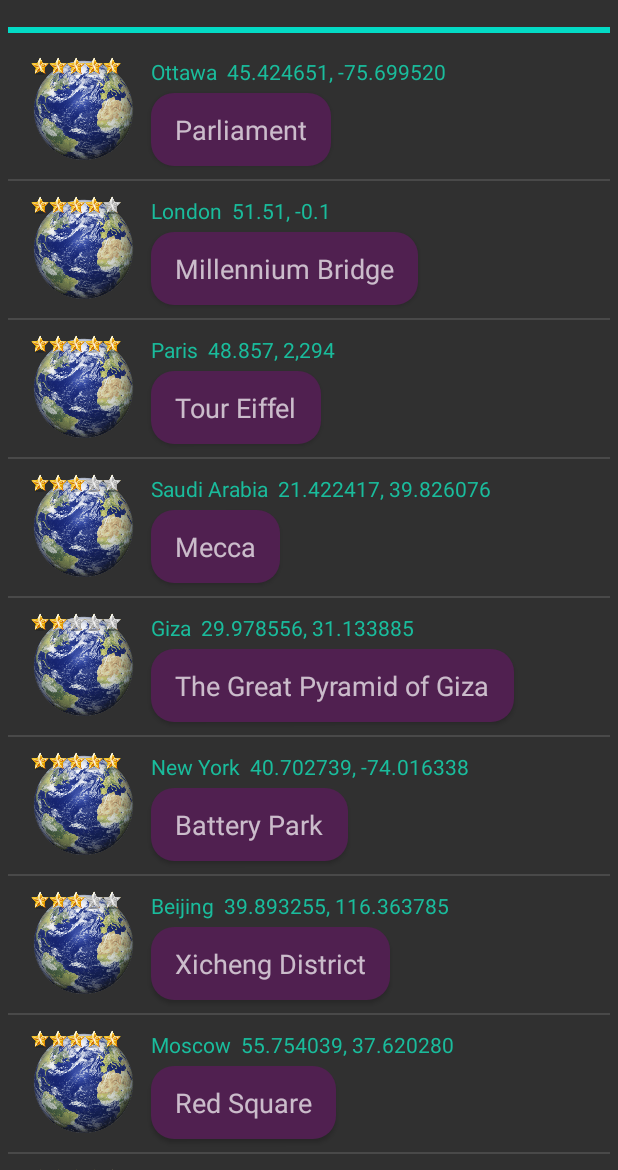
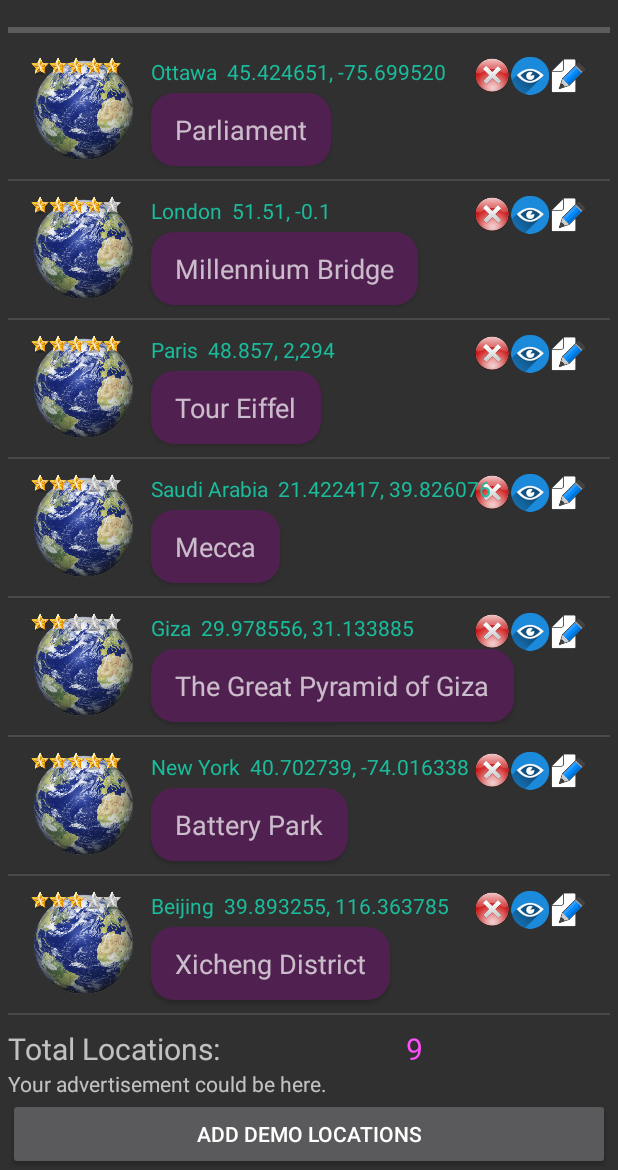
Before and after one commit to leun0090/nasa_earth_imagery_database, an Android app: the Activity3 screen opened directly, with no data from a screen before it, after a tap on "Choice 3", on a phone screen of 412 x 824 dp, the part 66-1236 px from its top. Run offline under Robolectric (Android 15) with nearby library versions, the phone set to English and light mode, and no system bars; 3 other taps on this screen came first.

Commit message:
Nasa_ver_10

```diff
--- a/app/src/main/java/com/example/nasaearthimagerydatabase/Activity3.java
+++ b/app/src/main/java/com/example/nasaearthimagerydatabase/Activity3.java
@@ -8,11 +8,11 @@ import androidx.appcompat.widget.Toolbar;
 import androidx.core.view.GravityCompat;
 import androidx.drawerlayout.widget.DrawerLayout;
 
-import android.annotation.SuppressLint;
+import android.animation.Animator;
+import android.animation.AnimatorListenerAdapter;
+import android.animation.ObjectAnimator;
 import android.content.Intent;
-import android.os.AsyncTask;
 import android.os.Bundle;
-import android.os.Handler;
 import android.os.StrictMode;
 import android.util.Log;
 import android.view.Menu;
@@ -22,6 +22,7 @@ import android.view.View;
 import android.view.ViewGroup;
 import android.widget.BaseAdapter;
 import android.widget.Button;
+import android.widget.ImageButton;
 import android.widget.ImageView;
 import android.widget.ListView;
 import android.widget.ProgressBar;
@@ -34,7 +35,6 @@ import com.google.android.material.navigation.NavigationView;
 import java.lang.String;
 import java.sql.SQLException;
 import java.util.ArrayList;
-import java.util.concurrent.TimeUnit;
 
 public class Activity3 extends AppCompatActivity implements NavigationView.OnNavigationItemSelectedListener {
     private static final String ACTIVITY_NAME = "PROFILE_ACTIVITY";
@@ -43,54 +43,44 @@ public class Activity3 extends AppCompatActivity implements NavigationView.OnNav
     ListView theList;
     private DrawerLayout drawerLayout;
     private NavigationView navigationView;
-    ProgressBar progressBar;
-    Handler handler = new Handler();
-    int progress = 0;
-    Thread thread;
-    ForecastQuery networkThread;
+    private ProgressBar progressBar;
+    private ObjectAnimator progressAnimator;
+    private String total_loc="0";
+    private TextView total_elelenents;
 
 
     @Override
     protected void onCreate(Bundle savedInstanceState) {
         super.onCreate(savedInstanceState);
         setContentView(R.layout.activity_3);
-        networkThread = new ForecastQuery();
-        networkThread.execute();
         if (android.os.Build.VERSION.SDK_INT > 9) {
             StrictMode.ThreadPolicy policy = new StrictMode.ThreadPolicy.Builder().permitAll().build();
             StrictMode.setThreadPolicy(policy);
         }
-        progressBar = (ProgressBar) findViewById(R.id.progressBar);
-        progressBar.setVisibility(View.VISIBLE);
-/*
-        thread = new Thread(() -> {
-            while(progress<100) {
-                handler.post((() -> progressBar.setProgress(progress)));
-                try {
-                    TimeUnit.MILLISECONDS.sleep(20);
-                } catch (InterruptedException e) {
-                    e.printStackTrace();
-                }
-                progress+=5;
+        progressBar = findViewById(R.id.progress_bar);
+        progressAnimator= ObjectAnimator.ofInt(progressBar,"progress",0,100);
+        progressAnimator.setDuration(2000);
+
+        progressAnimator.addListener(new AnimatorListenerAdapter() {
+            @Override
+            public void onAnimationEnd(Animator animation) {
+                super.onAnimationEnd(animation);
+                Toast.makeText(getBaseContext(), R.string.addDemo,Toast.LENGTH_SHORT).show();
+                progressBar.setVisibility(View.INVISIBLE);
             }
-            thread.interrupt();
         });
-        thread.start();
-        if(progress==100) {
-            progressBar.setVisibility(View.INVISIBLE);
-            progress=101;
-        }*/
-
         MyListAdapter adpt = new MyListAdapter();
         theList = findViewById(R.id.aListView);
         theList.setAdapter(adpt);
         dbHelper = new DbNasaEarthImagery(this);
-        networkThread.viewFavorites();
+        total_elelenents = findViewById(R.id.longitudeLabel);
+        viewFavorites(false);
         Toolbar tBar = findViewById(R.id.toolbar);
         setSupportActionBar(tBar);
 
         drawerLayout = findViewById(R.id.drawer_layout);
         navigationView = findViewById(R.id.nav_view);
+
         navigationView.setNavigationItemSelectedListener(this);
         ActionBarDrawerToggle toggle = new ActionBarDrawerToggle(this,
                 drawerLayout, tBar, R.string.open, R.string.close);
@@ -99,12 +89,33 @@ public class Activity3 extends AppCompatActivity implements NavigationView.OnNav
 
         theList.setOnItemClickListener((parent, view, position, id) -> {
             MapElement e = list_map_elements.get(position);
+
             Intent intent = new Intent(getApplicationContext(), Activity2.class);
             intent.putExtra("LATITUDE", e.getLatitude());
             intent.putExtra("LONGITUDE", e.getLongitude());
             startActivity(intent);
         });
 
+        // Add item to db
+
+        String title = getIntent().getStringExtra("TITLE");
+        String latitude = getIntent().getStringExtra("LATITUDE");
+        String longitude = getIntent().getStringExtra("LONGITUDE");
+        String description = getIntent().getStringExtra("DESCRIPTION");
+        String stars = getIntent().getStringExtra("STARS");
+
+        if (stars!=null)
+
+        try {
+            int i=(int)Double.parseDouble(stars);
+            MapElement newMapElement = new MapElement(0,title, latitude, longitude, description,i,12);
+            dbHelper.insertLocation(newMapElement);
+            list_map_elements.add(newMapElement);
+            adpt.notifyDataSetChanged();
+        }
+        catch ( SQLException e) {
+            e.printStackTrace();
+        }
 
         theList.setOnItemLongClickListener((parent, view, pos, id) -> {
             AlertDialog.Builder builder = new AlertDialog.Builder(this);
@@ -114,7 +125,7 @@ public class Activity3 extends AppCompatActivity implements NavigationView.OnNav
                 Log.e(ACTIVITY_NAME, "In function: onStart");
                 dbHelper.deleteLocation(list_map_elements.get(pos).getId());
                 list_map_elements.clear();
-                networkThread.viewFavorites();
+                viewFavorites(false);
                 if (list_map_elements.isEmpty()) list_map_elements.add(null);
                 adpt.notifyDataSetChanged();
             });
@@ -128,90 +139,14 @@ public class Activity3 extends AppCompatActivity implements NavigationView.OnNav
         Button sendButton = findViewById(R.id.favoriteButton);
 
         sendButton.setOnClickListener(click -> {
-            //String msg=textView.getText().toString();
-            //dbHelper.insertFavorite(msg,true);
-            list_map_elements.clear();
-            //viewFavorites();
-            adpt.notifyDataSetChanged();
-            //textView.setText("");
+            //dbHelper.deleteTable();
+            //list_map_elements = dbHelper.getListElements();
+            //theList.setAdapter(new MyListAdapter());
+            progressAnimator.start();
+            progressBar.setVisibility(View.VISIBLE);
+            viewFavorites(true);
         });
 
-    }
-
-    private class ForecastQuery extends AsyncTask<String, Integer, String> {
-
-        @SuppressLint("WrongThread")
-        @Override
-        protected String doInBackground(String... strings) {
-            try {
-                if (dbHelper.readAllLocationsToCursor().getColumnCount() != 9) dbHelper.deleteTable();
-                publishProgress(10);
-                list_map_elements = dbHelper.getListElements();
-                // Cursor cursor = dbHelper.readAllLocationsToCursor();
-                if (list_map_elements.size() == 0) {
-                    MapElement loc[] = new MapElement[9];
-                    loc[0] = new MapElement(0, "Ottawa", "45.424651", "-75.699520", "Parliament", 5, 12);               publishProgress(10);
-                    loc[1] = new MapElement(0, "London", "51.51", "-0.1", "Millennium Bridge", 4, 12);                  publishProgress(20);
-                    loc[2] = new MapElement(0, "Paris", "48.857", "2,294", "Tour Eiffel", 5, 12);                       publishProgress(30);
-                    loc[3] = new MapElement(0, "Saudi Arabia", "21.422417", "39.826076", "Mecca", 3, 12);               publishProgress(40);
-                    loc[4] = new MapElement(0, "Giza", "29.978556", "31.133885", "The Great Pyramid of Giza", 2, 12);   publishProgress(50);
-                    loc[5] = new MapElement(0, "New York", "40.702739", "-74.016338", "Battery Park", 5, 12);           publishProgress(60);
-                    loc[6] = new MapElement(0, "Beijing", "39.893255", "116.363785", "Xicheng District", 3, 12);        publishProgress(70);
-                    loc[7] = new MapElement(0, "Moscow", "55.754039", "37.620280", "Red Square", 5, 12);                publishProgress(80);
-                    loc[8] = new MapElement(0, "Baikonur", "45.919987", "63.342329", "Gagarin's Start", 4, 12);         publishProgress(90);
-                    for (int i = 0; i < 9; i++)
-                        dbHelper.insertLocation(loc[i]);
-                    list_map_elements = dbHelper.getListElements();
-                } else publishProgress(70);
-                theList.setAdapter(new MyListAdapter());
-                publishProgress(100);
-            } catch (Exception ex) {
-                Log.e("Crash!!", ex.getMessage());}
-            return "Finished task";
-        }
-        @Override
-        protected void onProgressUpdate(Integer... values) {
-            progressBar.setVisibility(View.VISIBLE);
-            progressBar.setProgress(values[0]);
-            progress=values[0];
-        }
-
-        @Override
-        protected void onPostExecute(String s) {
-            //progressBar.setVisibility(View.INVISIBLE);
-        }
-
-        private void viewFavorites() {
-            if (dbHelper.readAllLocationsToCursor().getColumnCount() != 9) dbHelper.deleteTable();
-            publishProgress(10);
-            list_map_elements = dbHelper.getListElements();
-            // Cursor cursor = dbHelper.readAllLocationsToCursor();
-            if (list_map_elements.size() == 0) {
-                initElementsDemo();
-                list_map_elements = dbHelper.getListElements();
-            } else publishProgress(70);
-            theList.setAdapter(new MyListAdapter());
-            publishProgress(100);
-        }
-
-        public void initElementsDemo() {
-            try {
-                MapElement loc[] = new MapElement[9];
-                loc[0] = new MapElement(0, "Ottawa", "45.424651", "-75.699520", "Parliament", 5, 12);               publishProgress(10);
-                loc[1] = new MapElement(0, "London", "51.51", "-0.1", "Millennium Bridge", 4, 12);                  publishProgress(20);
-                loc[2] = new MapElement(0, "Paris", "48.857", "2,294", "Tour Eiffel", 5, 12);                       publishProgress(30);
-                loc[3] = new MapElement(0, "Saudi Arabia", "21.422417", "39.826076", "Mecca", 3, 12);               publishProgress(40);
-                loc[4] = new MapElement(0, "Giza", "29.978556", "31.133885", "The Great Pyramid of Giza", 2, 12);   publishProgress(50);
-                loc[5] = new MapElement(0, "New York", "40.702739", "-74.016338", "Battery Park", 5, 12);           publishProgress(60);
-                loc[6] = new MapElement(0, "Beijing", "39.893255", "116.363785", "Xicheng District", 3, 12);        publishProgress(70);
-                loc[7] = new MapElement(0, "Moscow", "55.754039", "37.620280", "Red Square", 5, 12);                publishProgress(80);
-                loc[8] = new MapElement(0, "Baikonur", "45.919987", "63.342329", "Gagarin's Start", 4, 12);         publishProgress(90);
-                for (int i = 0; i < 9; i++)
-                    dbHelper.insertLocation(loc[i]);
-            } catch (SQLException e) {
-                e.printStackTrace();
-            }
-        }
     }
 
     @Override
@@ -242,31 +177,62 @@ public class Activity3 extends AppCompatActivity implements NavigationView.OnNav
 
     @Override
     public boolean onOptionsItemSelected(MenuItem item) {
-        //String message = null;
+        String message = null;
         //Look at your menu XML file. Put a case for every id in that file:
         switch (item.getItemId()) {
             //what to do when the menu item is selected:
             case R.id.item1:
                 startActivity(new Intent(this, Activity1.class));
-                //message = "You clicked on item 1";
+                message = "You clicked on item 1";
                 break;
             case R.id.item2:
                 dbHelper.deleteTable();
-                networkThread.doInBackground();
-                //message = "You clicked on item 2";
+                viewFavorites(true);
+                message = getString(R.string.reload);
                 break;
             case R.id.item3:
                 dbHelper.deleteTable();
                 list_map_elements = dbHelper.getListElements();
                 theList.setAdapter(new MyListAdapter());
-                //message = "You clicked on item 3";
+                message = getString(R.string.deleteDB);
                 break;
         }
-        //Toast.makeText(this, message, Toast.LENGTH_LONG).show();
+        Toast.makeText(this, message, Toast.LENGTH_LONG).show();
         return true;
     }
 
+    private void viewFavorites(boolean demo) {
+        //dbHelper.deleteTable();
+        if (dbHelper.readAllLocationsToCursor().getColumnCount() != 9)
+            dbHelper.deleteTable();
+        if (demo) {
+            initElementsDemo();
+        }
+        list_map_elements = dbHelper.getListElements();
+        total_loc=String.valueOf(list_map_elements.size());
+        total_elelenents.setText(total_loc,TextView.BufferType.EDITABLE);
+        theList.setAdapter(new MyListAdapter());
+        theList.setItemsCanFocus(true);
+    }
 
+    public void initElementsDemo() {
+        try {
+            MapElement loc[] = new MapElement[9];
+            loc[0] = new MapElement(0, "Ottawa", "45.424651", "-75.699520", "Parliament", 5, 12);               //publishProgress(10);
+            loc[1] = new MapElement(0, "London", "51.51", "-0.1", "Millennium Bridge", 4, 12);                  //publishProgress(20);
+            loc[2] = new MapElement(0, "Paris", "48.857", "2,294", "Tour Eiffel", 5, 12);                       //publishProgress(30);
+            loc[3] = new MapElement(0, "Saudi Arabia", "21.422417", "39.826076", "Mecca", 3, 12);               //publishProgress(40);
+            loc[4] = new MapElement(0, "Giza", "29.978556", "31.133885", "The Great Pyramid of Giza", 2, 12);   //publishProgress(50);
+            loc[5] = new MapElement(0, "New York", "40.702739", "-74.016338", "Battery Park", 5, 12);           //publishProgress(60);
+            loc[6] = new MapElement(0, "Beijing", "39.893255", "116.363785", "Xicheng District", 3, 12);        //publishProgress(70);
+            loc[7] = new MapElement(0, "Moscow", "55.754039", "37.620280", "Red Square", 5, 12);                //publishProgress(80);
+            loc[8] = new MapElement(0, "Baikonur", "45.919987", "63.342329", "Gagarin's Start", 4, 12);         //publishProgress(90);
+            for (int i = 0; i < 9; i++)
+                dbHelper.insertLocation(loc[i]);
+        } catch (SQLException e) {
+            e.printStackTrace();
+        }
+    }
 
     private class MyListAdapter extends BaseAdapter {
 
@@ -290,10 +256,12 @@ public class Activity3 extends AppCompatActivity implements NavigationView.OnNav
 
         @Override
         public View getView(int position, View old, ViewGroup parent) {
+            ImageButton imageButtonRedo=null,imageButtonView=null, imageButtonDel=null;
             TextView discr = null;
             TextView title = null;
             ImageView view = null;
             ImageView view2 = null, view3 = null, view4 = null, view5 = null;
+
             if (getItem(position).isFavorite()) {
                 old = getLayoutInflater().inflate(R.layout.layout_favorite_view, parent, false);
                 discr = old.findViewById(R.id.mapDescription);
@@ -303,6 +271,9 @@ public class Activity3 extends AppCompatActivity implements NavigationView.OnNav
                 view3 = old.findViewById(R.id.loc_star3);
                 view4 = old.findViewById(R.id.loc_star4);
                 view5 = old.findViewById(R.id.loc_star5);
+                imageButtonRedo =old.findViewById(R.id.redo_button);
+                imageButtonView =old.findViewById(R.id.view_button);
+                imageButtonDel =old.findViewById(R.id.del_button);
 
             }
             discr.setText(getItem(position).getDescription());
@@ -314,6 +285,43 @@ public class Activity3 extends AppCompatActivity implements NavigationView.OnNav
             if (star < 5) view5.setImageResource(R.drawable.star2);
             if (getItem(position).getImage() != null)
                 getItem(position).bitMapToImageView(view, getItem(position).getImage());
+
+            imageButtonRedo.setOnClickListener(v -> {
+                MapElement e = list_map_elements.get(position);
+                Intent intent = new Intent(getApplicationContext(), Activity1.class);
+                intent.putExtra("LATITUDE", e.getLatitude());
+                intent.putExtra("LONGITUDE", e.getLongitude());
+                intent.putExtra("TITLE", e.getLongitude());
+                intent.putExtra("DESCRIPTION", e.getLongitude());
+                startActivity(intent);
+            });
+
+            imageButtonView.setOnClickListener(v -> {
+                MapElement e = list_map_elements.get(position);
+                Intent intent = new Intent(getApplicationContext(), Activity2.class);
+                intent.putExtra("LATITUDE", e.getLatitude());
+                intent.putExtra("LONGITUDE", e.getLongitude());
+                intent.putExtra("TITLE", e.getLongitude());
+                intent.putExtra("DESCRIPTION", e.getLongitude());
+                startActivity(intent);
+            });
+
+            imageButtonDel.setOnClickListener(v -> {
+                MapElement e = list_map_elements.get(position);
+                AlertDialog.Builder builder = new AlertDialog.Builder(Activity3.this);
+                builder.setTitle(getString(R.string.delete_this));
+                builder.setMessage(getString(R.string.select_row) + (position + 1) + getString(R.string.dataB_id) );
+                builder.setPositiveButton(getString(R.string.yyes), (click, arg) -> {
+                    Log.e(ACTIVITY_NAME, "In function: onStart");
+                    dbHelper.deleteLocation(list_map_elements.get(position).getId());
+                    list_map_elements.clear();
+                    viewFavorites(false);
+                });
+                builder.setNegativeButton(getString(R.string.nnoo), (click, arg) -> {
+                });
+                builder.create().show();
+            });
+
             return old;
         }
     }
--- a/app/src/main/res/layout/activity_3.xml
+++ b/app/src/main/res/layout/activity_3.xml
@@ -28,23 +28,17 @@
             android:orientation="vertical">
 
             <ProgressBar
-                android:id="@+id/progressBar"
+                android:id="@+id/progress_bar"
                 style="?android:attr/progressBarStyleHorizontal"
                 android:layout_width="match_parent"
                 android:layout_height="wrap_content"
                 android:visibility="visible" />
 
             <ListView
+                android:id="@+id/aListView"
                 android:layout_width="match_parent"
-                android:layout_height="match_parent"
-                android:layout_weight="1"
-                android:id="@+id/aListView" />
-
-            <ImageView
-                android:id="@+id/mapView"
-                android:layout_width="match_parent"
-                android:layout_height="50dp"
-                android:layout_weight="10"/>
+                android:layout_height="403dp"
+                android:layout_weight="1" />
 
             <LinearLayout
                 android:layout_width="match_parent"
@@ -56,14 +50,17 @@
                     android:layout_width="wrap_content"
                     android:layout_height="wrap_content"
                     android:layout_weight="1"
-                    android:text="Latitude" />
+                    android:textSize="20dp"
+                    android:text="@string/total_locations" />
 
                 <TextView
                     android:id="@+id/longitudeLabel"
                     android:layout_width="wrap_content"
                     android:layout_height="wrap_content"
+                    android:textSize="20dp"
+                    android:textColor="#FF50FF"
                     android:layout_weight="1"
-                    android:text="Longitude" />
+                    android:text="94552" />
 
             </LinearLayout>
 
@@ -80,7 +77,7 @@
                     android:layout_weight="1"
                     android:ems="10"
                     android:inputType="textPersonName"
-                    android:text="Title" />
+                    android:text="@string/advertisement" />
 
                 <Button
                     android:id="@+id/favoriteButton"
--- a/app/src/main/res/layout/layout_favorite_view.xml
+++ b/app/src/main/res/layout/layout_favorite_view.xml
@@ -4,7 +4,7 @@
     android:layout_height="wrap_content"
     android:paddingVertical="10dp"
     android:paddingLeft="15dp"
-    android:paddingRight="60dp"
+    android:paddingRight="15dp"
     android:clipToPadding="false">
 
 
@@ -61,6 +61,33 @@
         android:background="@drawable/star"
         android:scaleType="centerInside" />
 
+    <ImageButton
+        android:id="@+id/redo_button"
+        android:layout_width="25dp"
+        android:layout_height="25dp"
+        android:layout_alignParentRight="true"
+        android:layout_alignTop="@+id/loc_star4"
+        android:background="@drawable/edit"
+        android:scaleType="centerInside" />
+
+    <ImageButton
+        android:id="@+id/view_button"
+        android:layout_width="25dp"
+        android:layout_height="25dp"
+        android:layout_toLeftOf="@+id/redo_button"
+        android:layout_alignTop="@+id/loc_star4"
+        android:background="@drawable/view"
+        android:scaleType="centerInside" />
+
+    <ImageButton
+        android:id="@+id/del_button"
+        android:layout_width="25dp"
+        android:layout_height="25dp"
+        android:layout_toLeftOf="@+id/view_button"
+        android:layout_alignTop="@+id/loc_star4"
+        android:background="@drawable/del"
+        android:scaleType="centerInside" />
+
     <TextView
         android:id="@+id/mapTitle"
         android:layout_marginLeft="10dp"
--- a/app/src/main/res/values/strings.xml
+++ b/app/src/main/res/values/strings.xml
@@ -1,7 +1,7 @@
 <resources>
     <string name="app_name">BING MAPS</string>
     <string name="activity2_favoriteSnack">Your map location has been favorited</string>
-    <string name="activity2_favoriteButton">Add To Favorites</string>
+    <string name="activity2_favoriteButton">Add Demo Locations</string>
     <string name="open">Open</string>
     <string name="close">Close</string>
     <string name="delete_this">Do you want to delete this location?</string>
@@ -26,4 +26,9 @@
 
 
     <string name="map_key" translatable="false">AIzaSyB8hWWmMuBRrR0gUlkBjRQI3p15s7gAMxo</string>
+    <string name="deleteDB">All database deleted</string>
+    <string name="reload">Database deleted and demo locations loaded</string>
+    <string name="addDemo">Added demo locations to the database</string>
+    <string name="total_locations">Total Locations:</string>
+    <string name="advertisement">Your advertisement could be here.</string>
 </resources>
```
Also changed, not shown: app/src/main/res/drawable/del.png (added), app/src/main/res/drawable/edit.png (added), 1 other file.
